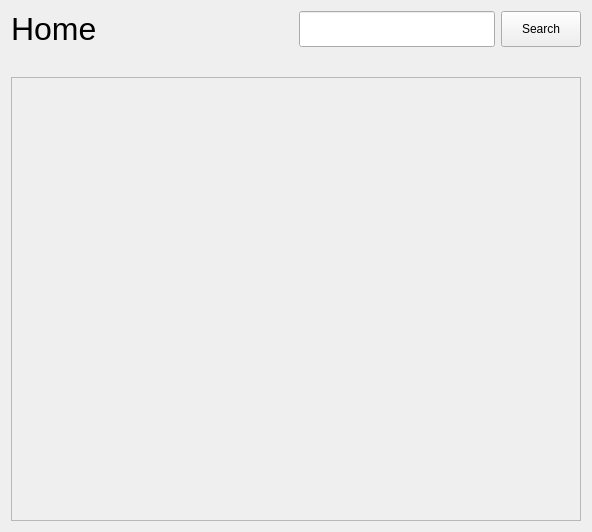
bagusNA/bitbeat, file ui/home_view.ui: the form before one commit.
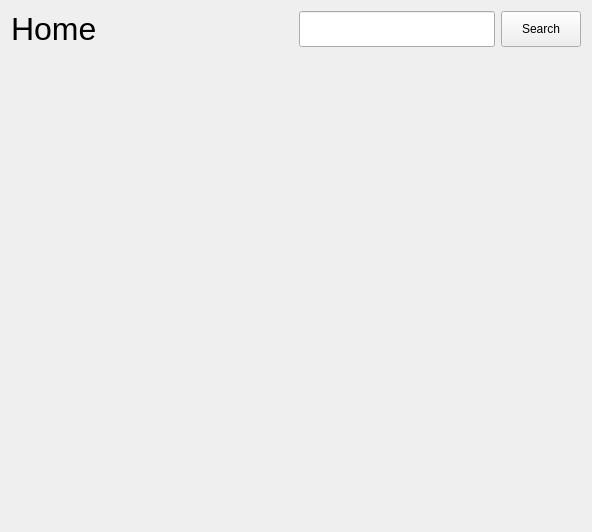
The form after the commit. Icons and pictures are not drawn.

```diff
--- a/ui/home_view.ui
+++ b/ui/home_view.ui
@@ -16,6 +16,12 @@
   <layout class="QGridLayout" name="gridLayout">
    <item row="1" column="0">
     <widget class="QScrollArea" name="scrollArea">
+     <property name="frameShape">
+      <enum>QFrame::NoFrame</enum>
+     </property>
+     <property name="frameShadow">
+      <enum>QFrame::Sunken</enum>
+     </property>
      <property name="widgetResizable">
       <bool>true</bool>
      </property>
@@ -24,8 +30,8 @@
        <rect>
         <x>0</x>
         <y>0</y>
-        <width>570</width>
-        <height>436</height>
+        <width>580</width>
+        <height>446</height>
        </rect>
       </property>
       <layout class="QVBoxLayout" name="verticalLayout_2">
```
